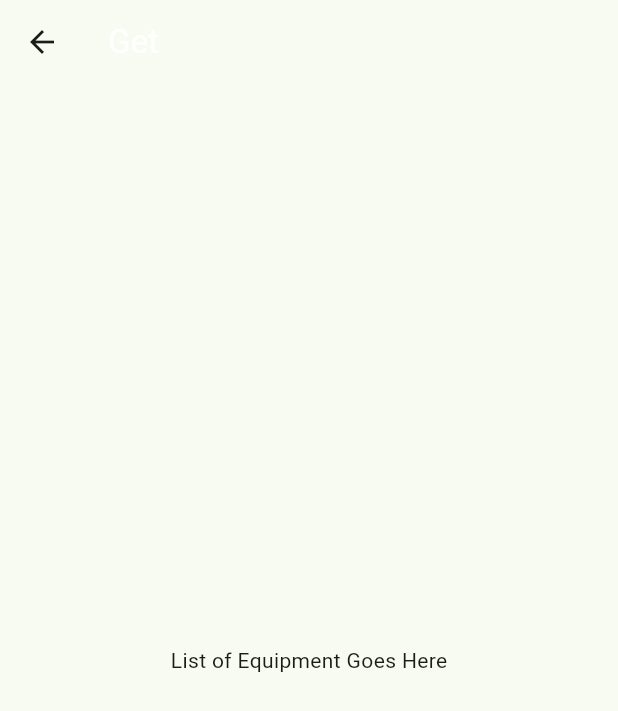
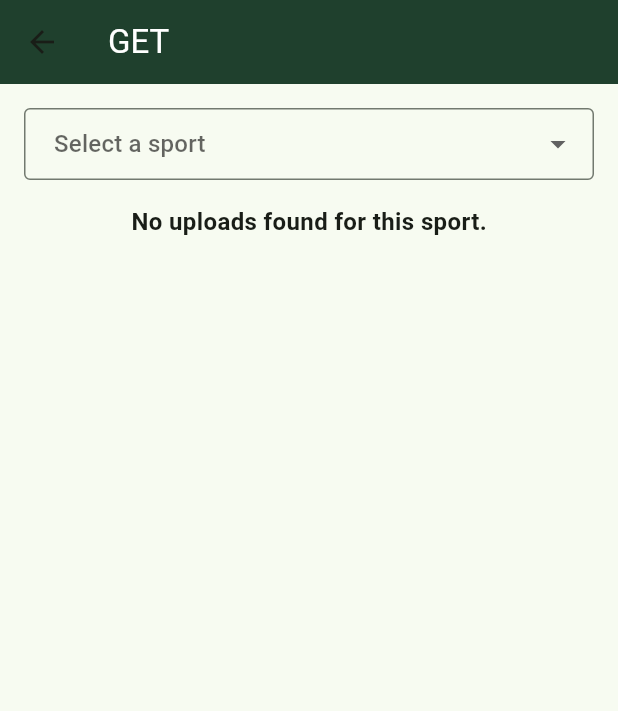
Before and after one commit to nikhil-s1nha/Resport, a Flutter app: the GetScreen screen opened by its route, on a phone screen of 412 x 824 dp. Shown: the top 711 px of the screen. Run offline on Flutter 3.47's test engine with Material 3 defaults, Android fonts, the phone set to English and light mode, and no system bars; our stand-ins replace cloud_firestore, firebase_auth, firebase_core, firebase_database, google_sign_in, image_picker; accounts and stored records are empty.

Commit message:
get screen initial working

```diff
--- a/lib/screens/get_screen.dart
+++ b/lib/screens/get_screen.dart
@@ -1,20 +1,170 @@
 import 'package:flutter/material.dart';
+import 'dart:io'; // Required for File
+import 'package:firebase_database/firebase_database.dart';
 
-class GetScreen extends StatelessWidget {
+class GetScreen extends StatefulWidget {
   const GetScreen({super.key});
+
+  @override
+  State<GetScreen> createState() => _GetScreenState();
+}
+
+class _GetScreenState extends State<GetScreen> {
+  String? selectedSport;
+  final List<String> sportsList = [
+    "Soccer",
+    "Basketball",
+    "Tennis",
+    "Baseball",
+    "Hockey",
+    "Golf",
+    "Other",
+  ];
+
+  List<Map<String, dynamic>> uploads = [];
+  bool isLoading = false;
+
+  Future<void> fetchUploads(String sport) async {
+    setState(() {
+      isLoading = true;
+      uploads = [];
+    });
+
+    try {
+      final DatabaseReference database = FirebaseDatabase.instance.ref("globalUploads");
+      final snapshot = await database.get();
+
+      if (snapshot.exists) {
+        final Map<String, dynamic> globalUploadsData =
+        Map<String, dynamic>.from(snapshot.value as Map);
+
+        // Filter uploads by sport
+        for (var upload in globalUploadsData.values) {
+          if (upload is Map && upload['sport'] == sport) {
+            uploads.add({
+              'title': upload['title'],
+              'imageUrl': upload['imagePath'], // Assuming local file path
+            });
+          }
+        }
+      }
+    } catch (e) {
+      ScaffoldMessenger.of(context).showSnackBar(
+        SnackBar(
+          content: Text("Error fetching uploads: $e"),
+          duration: const Duration(seconds: 2),
+        ),
+      );
+    }
+
+    setState(() {
+      isLoading = false;
+    });
+  }
 
   @override
   Widget build(BuildContext context) {
     return Scaffold(
       appBar: AppBar(
         title: const Text(
-            "Get",
-            style: TextStyle(
-              color: Colors.white,
-            )),
+          "GET",
+          style: TextStyle(
+            color: Colors.white,
+          ),
+        ),
+        backgroundColor: const Color(0xFF1F402D), // Olive green color
       ),
-      body: Center(
-        child: Text('List of Equipment Goes Here'),
+      body: Padding(
+        padding: const EdgeInsets.all(16.0),
+        child: Column(
+          children: [
+            // Dropdown for selecting a sport
+            DropdownButtonFormField<String>(
+              decoration: InputDecoration(
+                border: OutlineInputBorder(
+                  borderRadius: BorderRadius.circular(4),
+                ),
+                contentPadding: const EdgeInsets.symmetric(
+                  horizontal: 16,
+                  vertical: 12,
+                ),
+              ),
+              value: selectedSport,
+              hint: const Text("Select a sport"),
+              onChanged: (String? newValue) {
+                setState(() {
+                  selectedSport = newValue;
+                  if (newValue != null) {
+                    fetchUploads(newValue);
+                  }
+                });
+              },
+              items: sportsList.map((sport) {
+                return DropdownMenuItem<String>(
+                  value: sport,
+                  child: Text(sport),
+                );
+              }).toList(),
+            ),
+            const SizedBox(height: 16),
+            // Loading indicator or upload list
+            if (isLoading)
+              const Center(
+                child: CircularProgressIndicator(),
+              )
+            else if (uploads.isEmpty)
+              const Center(
+                child: Text(
+                  "No uploads found for this sport.",
+                  style: TextStyle(fontSize: 16, fontWeight: FontWeight.bold),
+                ),
+              )
+            else
+              Expanded(
+                child: GridView.builder(
+                  gridDelegate: const SliverGridDelegateWithFixedCrossAxisCount(
+                    crossAxisCount: 2, // Two items per row
+                    crossAxisSpacing: 8.0, // Space between columns
+                    mainAxisSpacing: 8.0, // Space between rows
+                    childAspectRatio: 1.1, // Adjust this to control the card height
+                  ),
+                  itemCount: uploads.length,
+                  itemBuilder: (context, index) {
+                    final upload = uploads[index];
+                    return Card(
+                      elevation: 4.0,
+                      child: Column(
+                        crossAxisAlignment: CrossAxisAlignment.stretch,
+                        children: [
+                          Expanded(
+                            child: Image.file(
+                              File(upload['imageUrl']), // Local file path
+                              fit: BoxFit.cover,
+                              errorBuilder: (context, error, stackTrace) =>
+                              const Icon(Icons.broken_image, size: 50),
+                            ),
+                          ),
+                          Container(
+                            color: Colors.black.withOpacity(0.5),
+                            padding: const EdgeInsets.all(8.0),
+                            child: Text(
+                              upload['title'],
+                              style: const TextStyle(
+                                color: Colors.white,
+                                fontSize: 16,
+                                fontWeight: FontWeight.bold,
+                              ),
+                              textAlign: TextAlign.center,
+                            ),
+                          ),
+                        ],
+                      ),
+                    );
+                  },
+                ),
+              ),
+          ],
+        ),
       ),
     );
   }
```
Also changed, not shown: lib/screens/give_screen.dart (+18 -4 lines).
